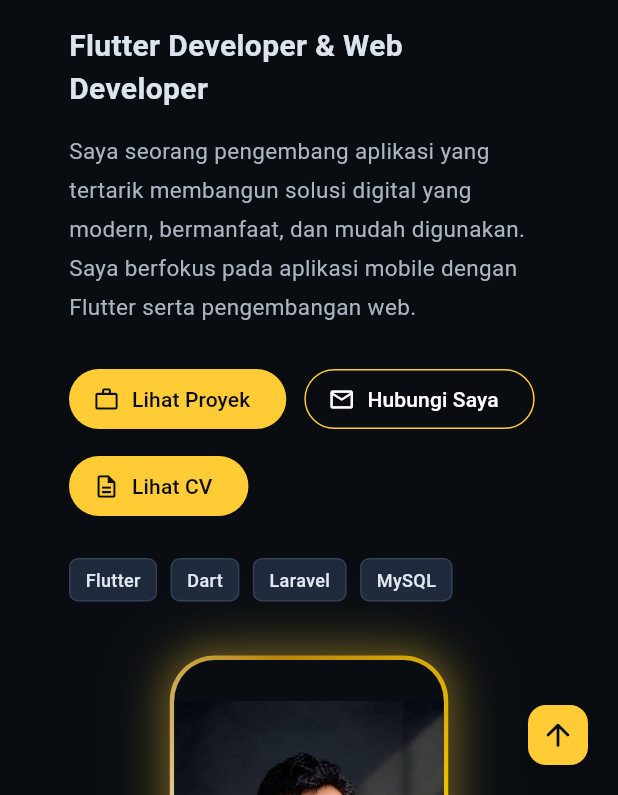
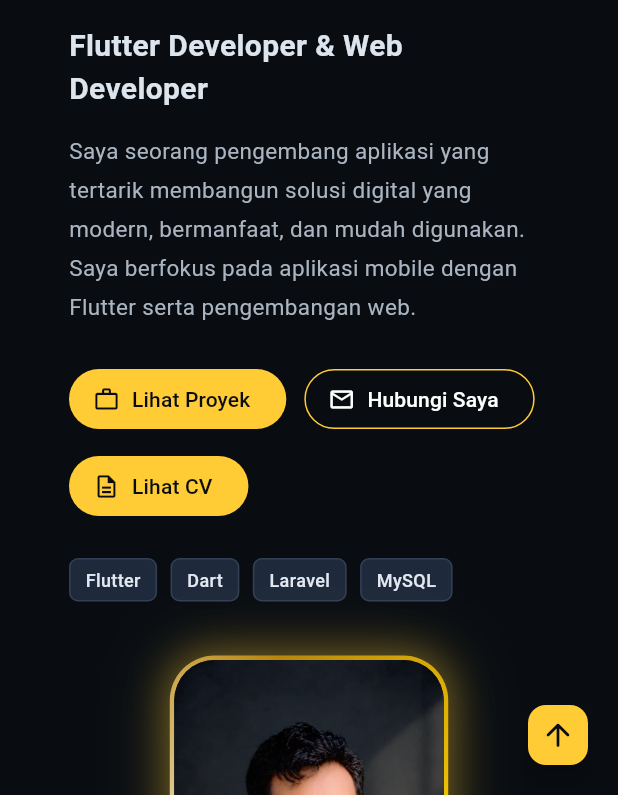
Before and after one commit to rahmadabbas01-oss/portofolio-flutter, a Flutter app: the screen it shows after launch, on a phone screen of 412 x 824 dp, the part 441-1236 px from its top. Run offline on Flutter 3.47's test engine with Material 3 defaults, Android fonts, the phone set to English and light mode, and no system bars.

```diff
--- a/lib/main.dart
+++ b/lib/main.dart
@@ -387,8 +387,8 @@ final portrait = Center(
               clipBehavior: Clip.antiAlias,
               child: Image.asset(
                 'assets/foto/profile.jpeg',
-                // KUNCI UTAMA: Memastikan seluruh badan tampil utuh tanpa terpotong
-                fit: BoxFit.fitWidth,
+                fit: BoxFit.cover, // Memenuhi bingkai secara penuh tanpa ruang kosong di samping
+                alignment: Alignment.bottomCenter, // KUNCI: Menjaga bawah tetap utuh, potong kelebihan dari atas
                 width: double.infinity,
                 height: double.infinity,
                 errorBuilder: (context, error, stackTrace) => Container(
```
